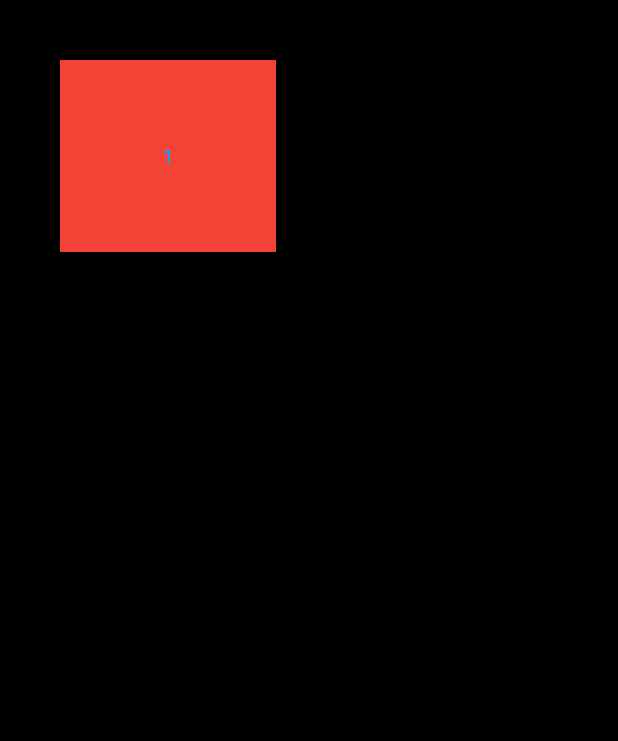
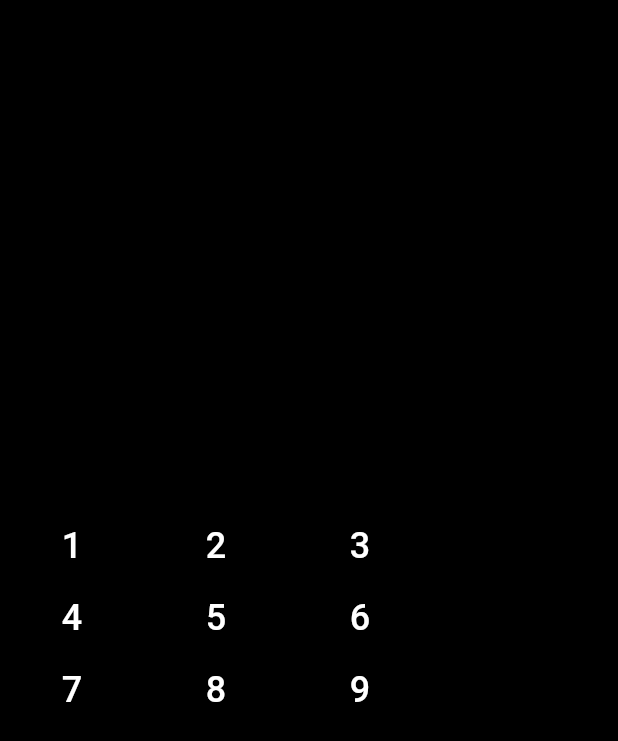
Before and after one commit to LrAmaral/calculator-flutter-app, a Flutter app: the screen it shows after launch, on a phone screen of 412 x 824 dp. Shown: the top 741 px of the screen. Run offline on Flutter 3.47's test engine with Material 2 defaults, Android fonts, the phone set to English and light mode, and no system bars.

Commit message:
feat: major-changes

```diff
--- a/lib/main.dart
+++ b/lib/main.dart
@@ -10,22 +10,179 @@ class MyApp extends StatelessWidget {
   @override
   Widget build(BuildContext context) {
     return MaterialApp(
-      home: Scaffold(
+      theme: ThemeData(
+        focusColor: Colors.transparent,
+      ),
+      home: const Scaffold(
         backgroundColor: Colors.black,
-        body: Stack(
-          children: [
-            Container(
-              margin: const EdgeInsets.all(40),
-              padding: const EdgeInsets.all(40),
-              color: Colors.red,
-              child: TextButton(
-                child: const Text('1'),
-                onPressed: () {},
-              ),
-            ),
-          ],
-        ),
+        body: Calculator(),
       ),
     );
   }
 }
+
+class Calculator extends StatefulWidget {
+  const Calculator({Key? key}) : super(key: key);
+
+  @override
+  State<Calculator> createState() => _Options();
+}
+
+
+class Number extends StatefulWidget {
+  final VoidCallback? onPressed;
+  final String text;
+  final TextStyle? style;
+
+  const Number({
+    Key? key,
+    this.onPressed,
+    required this.text,
+    this.style,
+  }) : super(key: key);
+
+  @override
+  State<Number> createState() => _Numbers();
+}
+
+class _Options extends State<Calculator> {
+  final List<Map<String, String>> numberData = [];
+
+  @override
+  Widget build(BuildContext context) {
+    return const Center(
+      child: Column(
+        mainAxisAlignment: MainAxisAlignment.center,
+        children: [
+          Row(
+            mainAxisAlignment: MainAxisAlignment.start,
+            children: [
+              ElevatedButton(
+                onPressed: null,
+                child: Number(
+                  onPressed: null,
+                  text: '1',
+                  style: TextStyle(
+                    color: Colors.white,
+                    fontSize: 24,
+                  ),
+                ),
+              ),
+              ElevatedButton(
+                onPressed: null,
+                child: Number(
+                  onPressed: null,
+                  text: '2',
+                  style: TextStyle(
+                    color: Colors.white,
+                    fontSize: 24,
+                  ),
+                ),
+              ),
+              ElevatedButton(
+                onPressed: null,
+                child: Number(
+                  onPressed: null,
+                  text: '3',
+                  style: TextStyle(
+                    color: Colors.white,
+                    fontSize: 24,
+                  ),
+                ),
+              ),
+            ],
+          ),
+          Row(
+            mainAxisAlignment: MainAxisAlignment.start,
+            children: [
+              ElevatedButton(
+                onPressed: null,
+                child: Number(
+                  onPressed: null,
+                  text: '4',
+                  style: TextStyle(
+                    color: Colors.white,
+                    fontSize: 24,
+                  ),
+                ),
+              ),
+              ElevatedButton(
+                onPressed: null,
+                child: Number(
+                  onPressed: null,
+                  text: '5',
+                  style: TextStyle(
+                    color: Colors.white,
+                    fontSize: 24,
+                  ),
+                ),
+              ),
+              ElevatedButton(
+                onPressed: null,
+                child: Number(
+                  onPressed: null,
+                  text: '6',
+                  style: TextStyle(
+                    color: Colors.white,
+                    fontSize: 24,
+                  ),
+                ),
+              ),
+            ],
+          ),
+          Row(
+            mainAxisAlignment: MainAxisAlignment.start,
+            children: [
+              ElevatedButton(
+                onPressed: null,
+                child: Number(
+                  onPressed: null,
+                  text: '7',
+                  style: TextStyle(
+                    color: Colors.white,
+                    fontSize: 24,
+                  ),
+                ),
+              ),
+              ElevatedButton(
+                onPressed: null,
+                child: Number(
+                  onPressed: null,
+                  text: '8',
+                  style: TextStyle(
+                    color: Colors.white,
+                    fontSize: 24,
+                  ),
+                ),
+              ),
+              ElevatedButton(
+                onPressed: null,
+                child: Number(
+                  onPressed: null,
+                  text: '9',
+                  style: TextStyle(
+                    color: Colors.white,
+                    fontSize: 24,
+                  ),
+                ),
+              ),
+            ],
+          ),
+        ],
+      ),
+    );
+  }
+}
+
+class _Numbers extends State<Number> {
+  @override
+  Widget build(BuildContext context) {
+    return ElevatedButton(
+      onPressed: widget.onPressed,
+      child: Text(
+        widget.text,
+        style: widget.style,
+      ),
+    );
+  }
+}
--- /dev/null
+++ b/lib/theme/design_system.dart
@@ -0,0 +1,14 @@
+enum SystemColors { vividGamboge, eerieBlack, darkLiver, lightGray }
+
+extension ExtensionColors on SystemColors {
+  String toValue() {
+    Map map = {
+      SystemColors.lightGray: '#D4D4D2',
+      SystemColors.eerieBlack: '#1C1C1C',
+      SystemColors.darkLiver: ' #505050',
+      SystemColors.vividGamboge: '#FF9500',
+    };
+
+    return map[this];
+  }
+}
```
Also changed, not shown: lib/components/numbers.dart (added), 1 other file.
